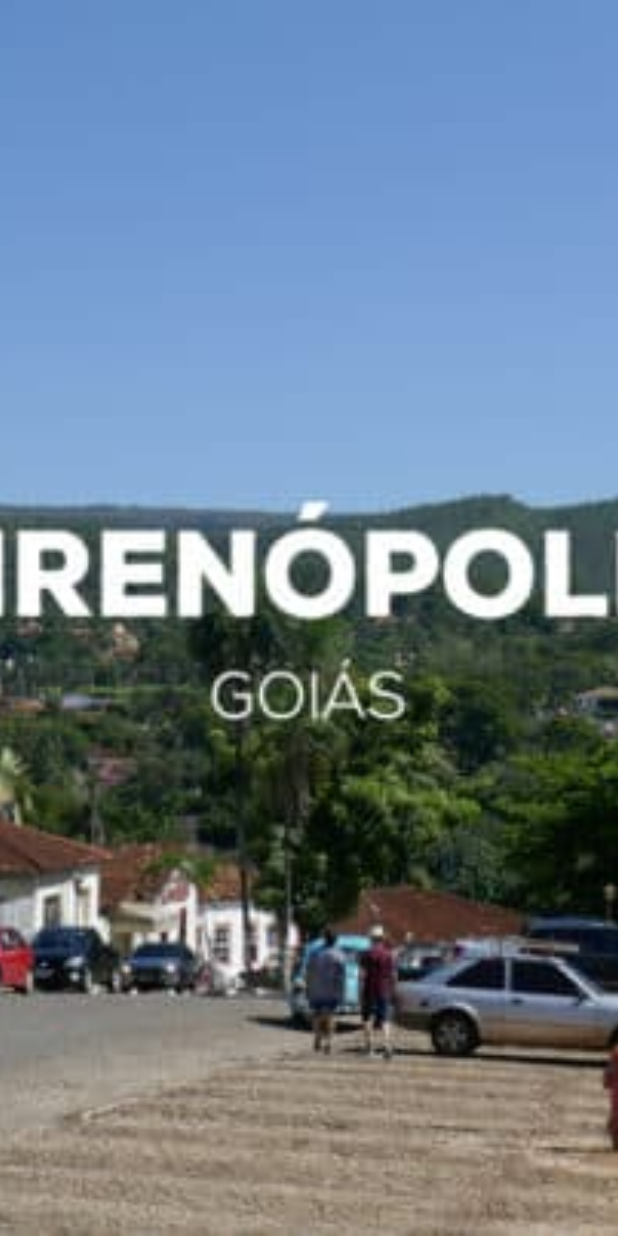
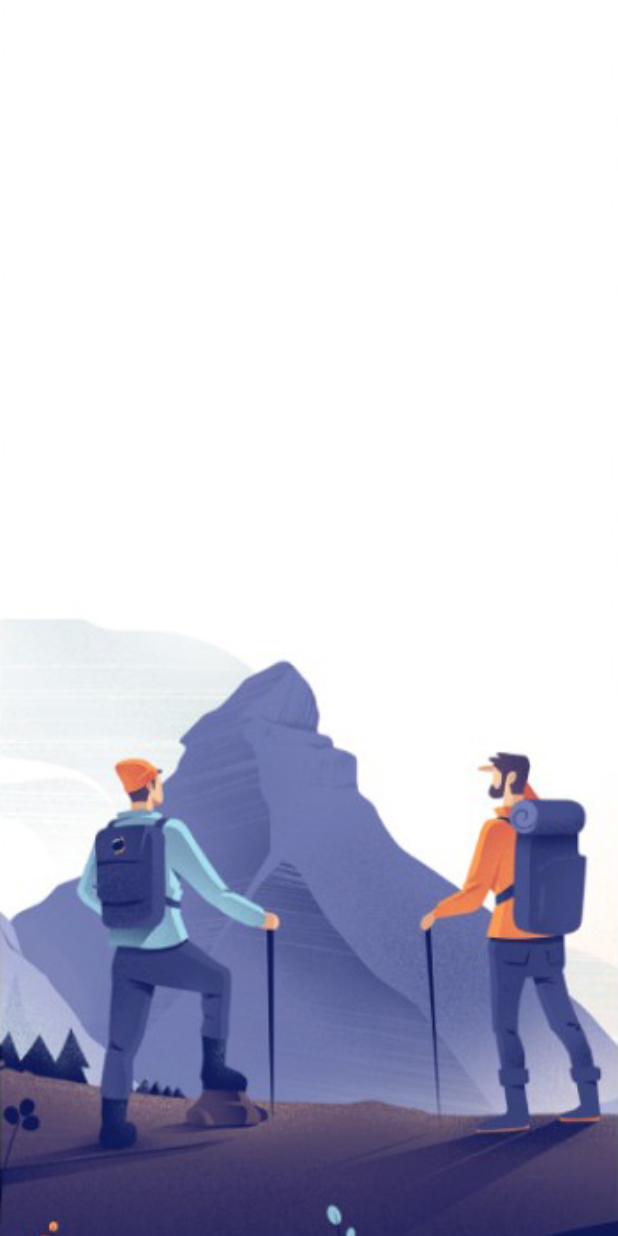
Before and after one commit to emilson-silva/flutter_cubit, a Flutter app: the screen it shows after launch, on a phone screen of 412 x 824 dp. Run offline on Flutter 3.47's test engine with Material 2 defaults, Android fonts, the light colour scheme and no system bars.

Commit message:
Ajustes images

```diff
--- a/lib/pages/welcome_page.dart
+++ b/lib/pages/welcome_page.dart
@@ -9,9 +9,9 @@ class WelcomePage extends StatefulWidget {
 
 class _WelcomePageState extends State<WelcomePage> {
   List images = [
-    "pirenopolis-two.jpg",
-    "pirenopolis-one.jpg",
-    "pirenopolis-three.png",
+    "welcome-one.png",
+    "welcome-two.png",
+    "welcome-three.png",
   ];
   @override
   Widget build(BuildContext context) {
```
Also changed, not shown: img/pirenopolis-one.jpg (deleted), img/pirenopolis-two.jpg (deleted), img/welcome-one.png (added), img/welcome-three.png (added), img/welcome-two.png (added).
